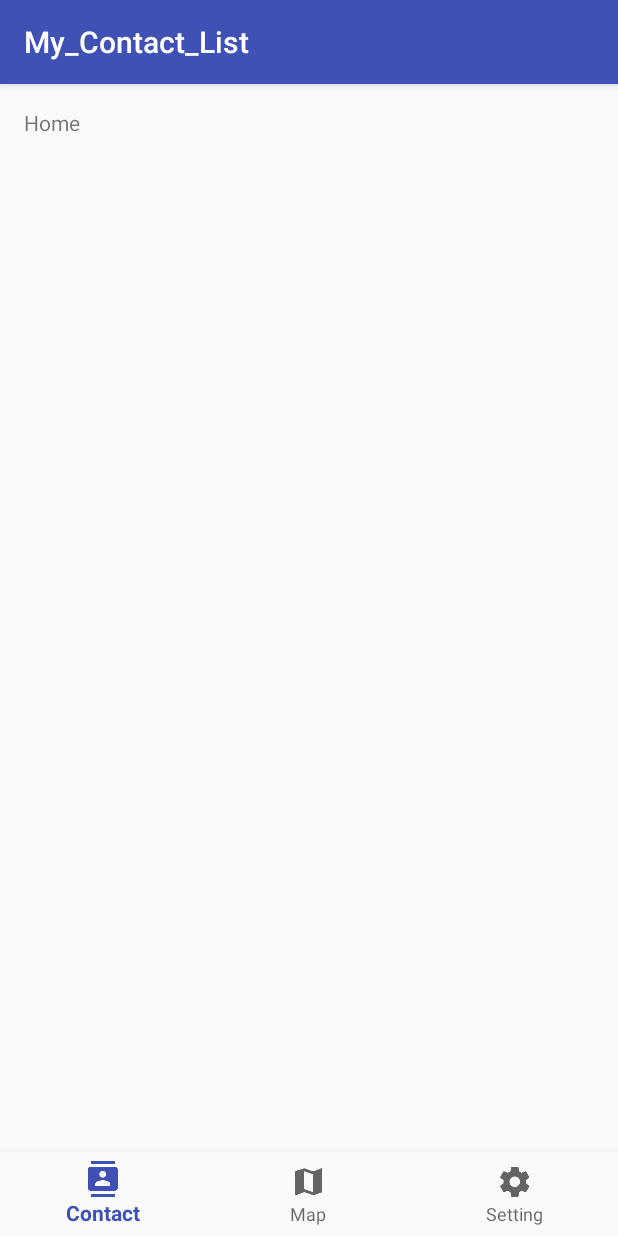
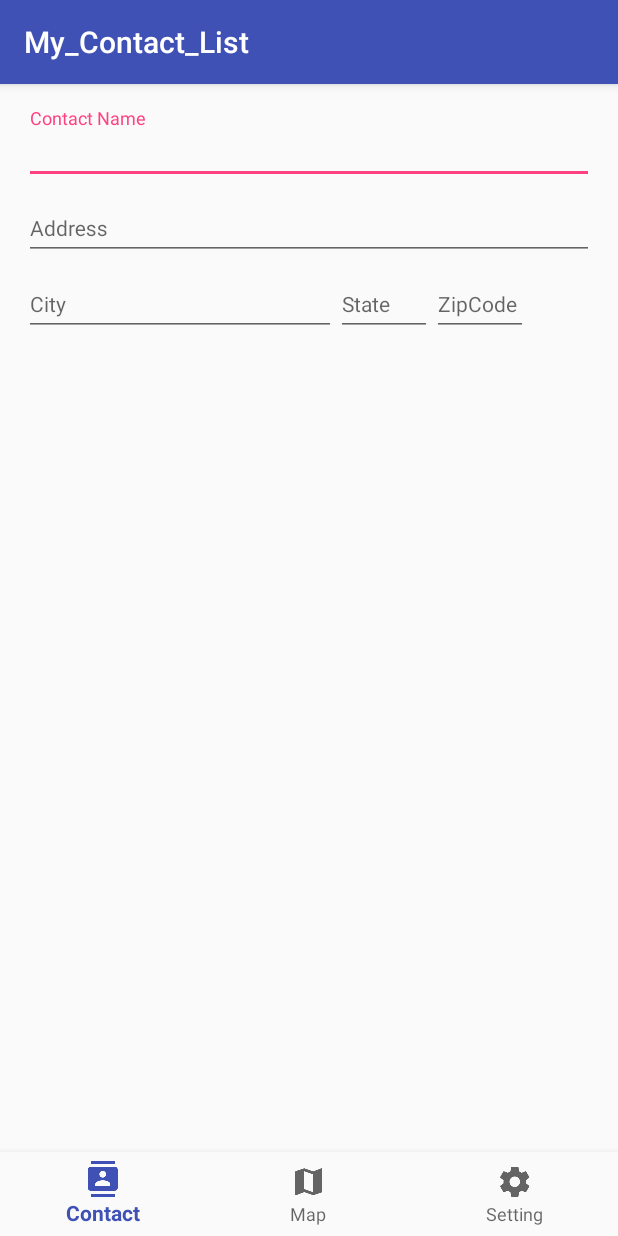
Before and after one commit to wisetyni/My_Contact_List, an Android app: the screen it shows after launch (ContactListActivity), on a phone screen of 412 x 824 dp. Run offline under Robolectric (Android 15) with nearby library versions, the phone set to English and light mode, and no system bars.

Commit message:
added contact form screen

```diff
--- a/app/src/main/res/layout/activity_contact_list.xml
+++ b/app/src/main/res/layout/activity_contact_list.xml
@@ -1,5 +1,6 @@
 <?xml version="1.0" encoding="utf-8"?>
-<RelativeLayout  xmlns:android="http://schemas.android.com/apk/res/android"
+<RelativeLayout
+    xmlns:android="http://schemas.android.com/apk/res/android"
     xmlns:app="http://schemas.android.com/apk/res-auto"
     xmlns:tools="http://schemas.android.com/tools"
     android:id="@+id/container"
@@ -7,16 +8,131 @@
     android:layout_height="match_parent"
     tools:context="mycontactlist.example.com.my_contact_list.ContactListActivity">
 
-    <TextView
-        android:id="@+id/message"
-        android:layout_width="wrap_content"
-        android:layout_height="wrap_content"
-        android:layout_marginLeft="@dimen/activity_horizontal_margin"
-        android:layout_marginStart="@dimen/activity_horizontal_margin"
-        android:layout_marginTop="@dimen/activity_vertical_margin"
-        android:text="@string/title_home"
-        app:layout_constraintLeft_toLeftOf="parent"
-        app:layout_constraintTop_toTopOf="parent" />
+    <ScrollView
+        android:id="@+id/scrollView1"
+        android:layout_width="match_parent"
+        android:layout_height="match_parent"
+        android:layout_alignParentLeft="true"
+        android:layout_above="@id/navigation"
+        android:layout_marginLeft="@dimen/activity_vertical_margin"
+        android:layout_marginTop="@dimen/activity_horizontal_margin"
+        android:layout_marginBottom="@dimen/activity_horizontal_margin"
+        android:layout_marginRight="@dimen/activity_vertical_margin">
+
+        <RelativeLayout
+            android:id="@+id/contactListContainer"
+            android:layout_width="match_parent"
+            android:layout_height="match_parent">
+
+            <android.support.design.widget.TextInputLayout
+                android:id="@+id/input_layout_name"
+                android:layout_width="match_parent"
+                android:layout_height="wrap_content"
+                android:layout_alignParentLeft="true"
+                android:layout_alignParentStart="true"
+                android:layout_alignParentTop="true">
+
+                <EditText
+                    android:id="@+id/textName"
+                    android:layout_width="match_parent"
+                    android:layout_height="wrap_content"
+                    android:hint="@string/hint_contact_name"
+                    android:inputType="textPersonName"
+                    android:textSize="14sp"
+                    android:imeOptions="actionNext">
+                    <requestFocus />
+                </EditText>
+            </android.support.design.widget.TextInputLayout>
+
+
+            <android.support.design.widget.TextInputLayout
+                android:id="@+id/input_layout_address"
+                android:layout_width="match_parent"
+                android:layout_height="wrap_content"
+                android:layout_below="@id/input_layout_name">
+
+                <EditText
+                    android:id="@+id/editAddress"
+                    android:layout_width="match_parent"
+                    android:layout_height="wrap_content"
+                    android:hint="@string/hint_contact_address"
+                    android:imeOptions="actionNext"
+                    android:inputType="textPostalAddress"
+                    android:textSize="14sp" />
+            </android.support.design.widget.TextInputLayout>
+
+            <android.support.design.widget.TextInputLayout
+                android:id="@+id/input_layout_city"
+                android:layout_width="wrap_content"
+                android:layout_height="wrap_content"
+                android:layout_below="@id/input_layout_address">
+
+                <EditText
+                    android:id="@+id/editCity"
+                    android:layout_width="match_parent"
+                    android:layout_height="wrap_content"
+                    android:hint="@string/hint_contact_city"
+                    android:imeOptions="actionNext"
+                    android:inputType="textPostalAddress"
+                    android:textSize="14sp"
+                    android:ems="13"/>
+            </android.support.design.widget.TextInputLayout>
+
+            <android.support.design.widget.TextInputLayout
+                android:id="@+id/input_layout_state"
+                android:layout_width="wrap_content"
+                android:layout_height="wrap_content"
+                android:layout_below="@id/input_layout_address"
+                android:layout_toRightOf="@id/input_layout_city"
+                android:layout_alignBottom="@id/input_layout_city">
+
+                <EditText
+                    android:id="@+id/editState"
+                    android:layout_width="match_parent"
+                    android:layout_height="wrap_content"
+                    android:hint="@string/hint_contact_state"
+                    android:imeOptions="actionNext"
+                    android:inputType="textPostalAddress"
+                    android:textSize="14sp"
+                    android:ems="4"/>
+            </android.support.design.widget.TextInputLayout>
+
+
+            <android.support.design.widget.TextInputLayout
+                android:id="@+id/input_layout_zip_code"
+                android:layout_width="wrap_content"
+                android:layout_height="wrap_content"
+                android:layout_below="@id/input_layout_address"
+                android:layout_toRightOf="@id/input_layout_state"
+                android:layout_alignBottom="@id/input_layout_state">
+
+                <EditText
+                    android:id="@+id/editZipCode"
+                    android:layout_width="match_parent"
+                    android:layout_height="wrap_content"
+                    android:hint="@string/hint_contact_zipCode"
+                    android:imeOptions="actionNext"
+                    android:inputType="textPostalAddress"
+                    android:textSize="14sp"
+                    android:ems="4"/>
+            </android.support.design.widget.TextInputLayout>
+
+        </RelativeLayout>
+
+
+    </ScrollView>
+
+
+    <!--<TextView-->
+        <!--android:id="@+id/message"-->
+        <!--android:layout_width="wrap_content"-->
+        <!--android:layout_height="wrap_content"-->
+        <!--android:layout_marginLeft="@dimen/activity_horizontal_margin"-->
+        <!--android:layout_marginStart="@dimen/activity_horizontal_margin"-->
+        <!--android:layout_marginTop="@dimen/activity_vertical_margin"-->
+        <!--android:text="@string/title_home"-->
+        <!--app:layout_constraintLeft_toLeftOf="parent"-->
+        <!--app:layout_constraintTop_toTopOf="parent" />-->
 
     <android.support.design.widget.BottomNavigationView
         android:id="@+id/navigation"
@@ -26,4 +142,6 @@
         android:layout_alignParentBottom="true"
         app:menu="@menu/navigation" />
 
+
+
 </RelativeLayout>
--- a/app/src/main/res/values/strings.xml
+++ b/app/src/main/res/values/strings.xml
@@ -6,4 +6,9 @@
     <string name="title_map">Map</string>
     <string name="title_setting">Setting</string>
     <string name="title_notifications">Notifications</string>
+    <string name="hint_contact_name">Contact Name</string>
+    <string name="hint_contact_address">Address</string>
+    <string name="hint_contact_city">City</string>
+    <string name="hint_contact_state">State</string>
+    <string name="hint_contact_zipCode">ZipCode</string>
 </resources>
```
